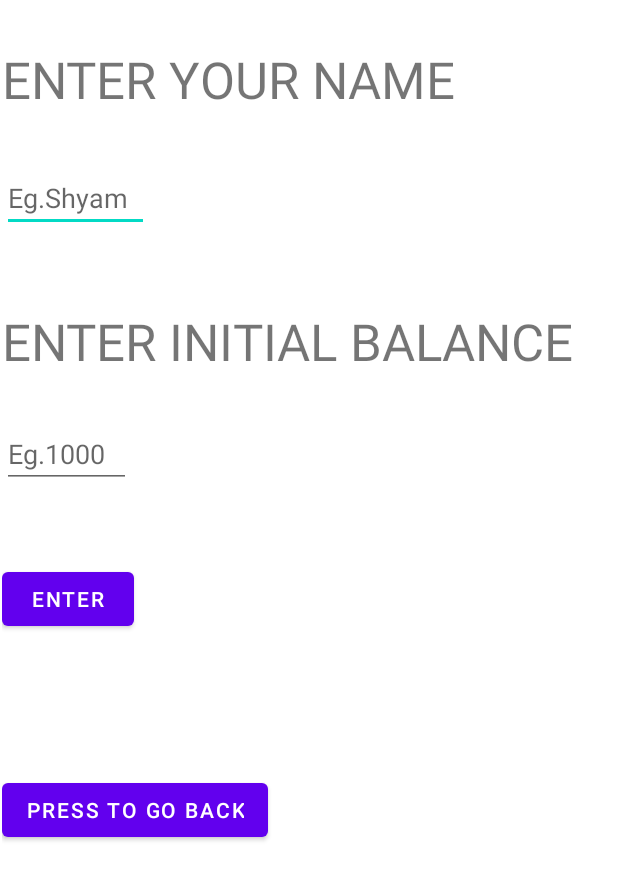
After one commit to Shreygupta2002/NSP_BANK, an Android app: the layout employee4.xml on its own in the app's theme, with its tools: preview values and no code run, on a phone screen of 412 x 824 dp. The commit adds this screen. Shown: the top 880 px of the screen. Run offline under Robolectric (Android 15) with nearby library versions, the phone set to English and light mode, and no system bars.

Commit message:
Chnaged the concept of making...Making it easy :)...

```diff
--- a/app/src/main/java/nsp/bhu/in/MainActivity.java
+++ b/app/src/main/java/nsp/bhu/in/MainActivity.java
@@ -115,6 +115,23 @@ public class MainActivity extends AppCompatActivity {
     {
         setContentView(R.layout.employee1);
     }
+    public void onClick11(View view)
+    {
+        setContentView(R.layout.employee4);
+    }
+    public void onClick12(View view)
+    {
+        String name=((EditText)(findViewById(R.id.editTextTextPersonName4))).getText().toString();
+        double balance=Double.parseDouble(((EditText)(findViewById(R.id.editTextTextPersonName5))).getText().toString());
+        people p=new people(name,balance);
+        peoples.add(p);
+        TextView editText=(TextView)(findViewById(R.id.textView15));
+        editText.setText("SUCCESSFULLY ADDED!!!!");
+    }
+    public void onClick13(View view)
+    {
+        setContentView(R.layout.employee2);
+    }
 
 
     List<employee> employees = new ArrayList<employee>();
--- a/app/src/main/res/layout/employee2.xml
+++ b/app/src/main/res/layout/employee2.xml
@@ -20,6 +20,7 @@
         android:layout_width="wrap_content"
         android:layout_height="wrap_content"
         android:layout_marginTop="60dp"
+        android:onClick="onClick11"
         android:text="ADD A NEW ACCOUNT"
         app:layout_constraintEnd_toEndOf="parent"
         app:layout_constraintStart_toStartOf="parent"
@@ -30,6 +31,7 @@
         android:layout_width="wrap_content"
         android:layout_height="wrap_content"
         android:layout_marginTop="60dp"
+        android:onClick="onClick8"
         android:text="PRESS TO GO BACK"
         app:layout_constraintEnd_toEndOf="parent"
         app:layout_constraintStart_toStartOf="parent"
--- /dev/null
+++ b/app/src/main/res/layout/employee4.xml
@@ -0,0 +1,78 @@
+<?xml version="1.0" encoding="utf-8"?>
+<androidx.constraintlayout.widget.ConstraintLayout xmlns:android="http://schemas.android.com/apk/res/android"
+    xmlns:app="http://schemas.android.com/apk/res-auto"
+    xmlns:tools="http://schemas.android.com/tools"
+    android:layout_width="match_parent"
+    android:layout_height="match_parent"
+    android:layout_marginTop="30dp">
+
+    <ScrollView
+        android:layout_width="409dp"
+        android:layout_height="729dp"
+        app:layout_constraintEnd_toEndOf="parent"
+        app:layout_constraintStart_toStartOf="parent"
+        app:layout_constraintTop_toTopOf="parent">
+
+        <LinearLayout
+            android:layout_width="match_parent"
+            android:layout_height="wrap_content"
+            android:orientation="vertical">
+
+            <TextView
+                android:id="@+id/textView13"
+                android:layout_width="368dp"
+                android:layout_height="49dp"
+                android:text="ENTER YOUR NAME"
+                android:textSize="34sp" />
+
+            <EditText
+                android:id="@+id/editTextTextPersonName4"
+                android:layout_width="98dp"
+                android:layout_height="wrap_content"
+                android:layout_marginTop="30dp"
+                android:ems="10"
+                android:hint="Eg.Shyam"
+                android:inputType="textPersonName" />
+
+            <TextView
+                android:id="@+id/textView14"
+                android:layout_width="wrap_content"
+                android:layout_height="wrap_content"
+                android:layout_marginTop="50dp"
+                android:text="ENTER INITIAL BALANCE"
+                android:textSize="34sp" />
+
+            <EditText
+                android:id="@+id/editTextTextPersonName5"
+                android:layout_width="86dp"
+                android:layout_height="wrap_content"
+                android:layout_marginTop="30dp"
+                android:ems="10"
+                android:hint="Eg.1000"
+                android:inputType="textPersonName" />
+
+            <Button
+                android:id="@+id/button17"
+                android:layout_width="wrap_content"
+                android:layout_height="wrap_content"
+                android:layout_marginTop="50dp"
+                android:onClick="onClick12"
+                android:text="ENTER" />
+
+            <TextView
+                android:id="@+id/textView15"
+                android:layout_width="107dp"
+                android:layout_height="wrap_content"
+                android:layout_marginTop="30dp"
+                android:textSize="24sp" />
+
+            <Button
+                android:id="@+id/button18"
+                android:layout_width="wrap_content"
+                android:layout_height="wrap_content"
+                android:layout_marginTop="30dp"
+                android:onClick="onClick13"
+                android:text="PRESS TO GO BACK" />
+        </LinearLayout>
+    </ScrollView>
+</androidx.constraintlayout.widget.ConstraintLayout>
```
